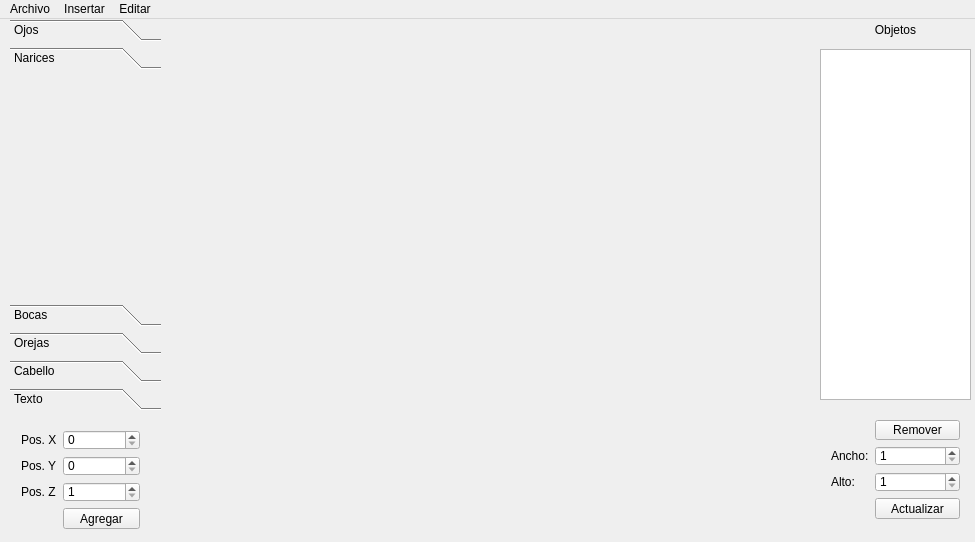
The window that mainwindow.ui (jcespinoza/ExamenLab1) describes before a commit, drawn with Qt 5.
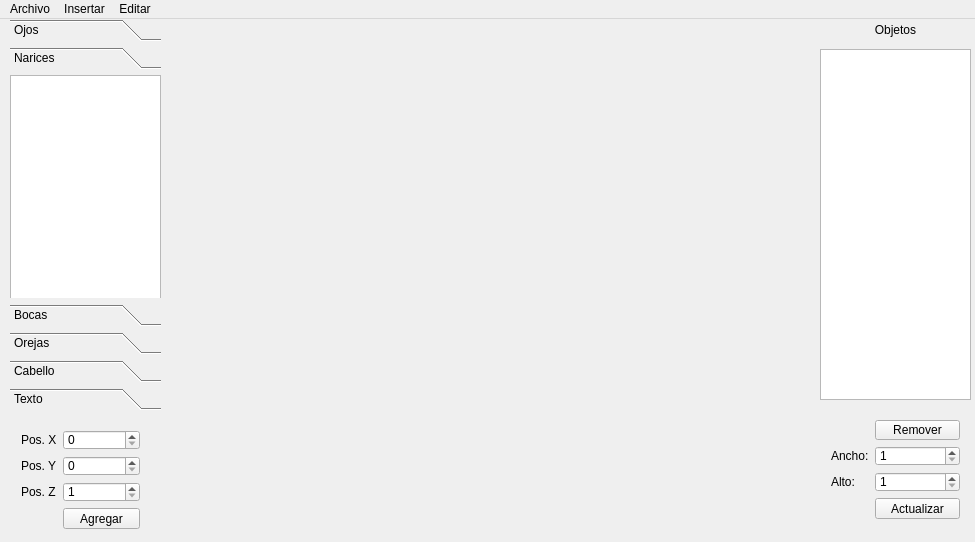
The same window after the commit. The open tabs and pages were chosen to show the change. Icons and pictures are not drawn.

Commit message:
GrabfromList funcionaality ready
Now is possible to take an item from the left and insert it into the
right list

```diff
--- a/mainwindow.ui
+++ b/mainwindow.ui
@@ -89,6 +89,25 @@
      <attribute name="label">
       <string>Narices</string>
      </attribute>
+     <widget class="QListWidget" name="lwNarices">
+      <property name="geometry">
+       <rect>
+        <x>0</x>
+        <y>0</y>
+        <width>151</width>
+        <height>231</height>
+       </rect>
+      </property>
+      <property name="iconSize">
+       <size>
+        <width>128</width>
+        <height>128</height>
+       </size>
+      </property>
+      <property name="viewMode">
+       <enum>QListView::IconMode</enum>
+      </property>
+     </widget>
     </widget>
     <widget class="QWidget" name="pgMouth">
      <property name="geometry">
```
Left out of the diff: 77 changed lines with no effect on the pictures. The commit also changes 3 other files.
